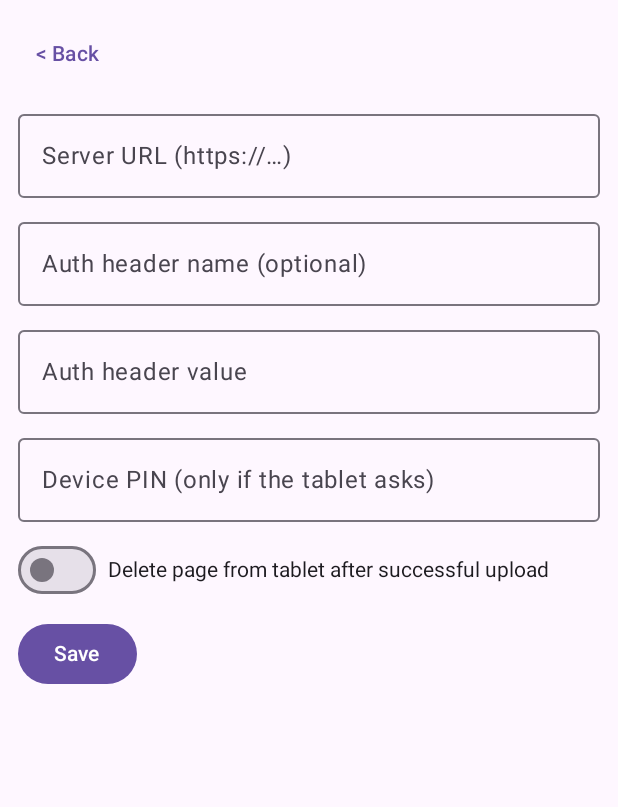
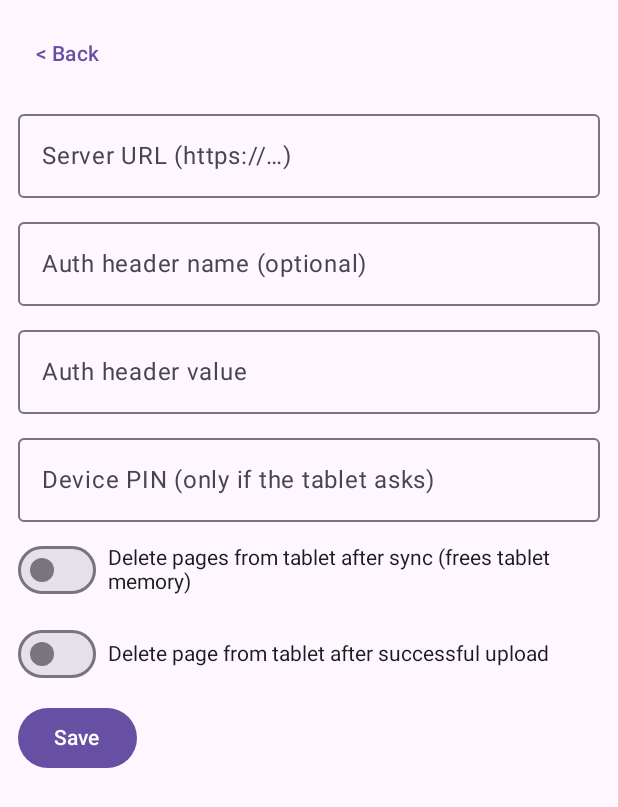
Before and after one commit to Reginleif88/huion-note-x10-ble, an Android app built with Jetpack Compose: the composable SettingsScreen shown on its own in the app's theme, after a tap on "Save", on a phone screen of 412 x 824 dp. Shown: the top 807 px of the screen. Run offline under Robolectric (Android 15) with nearby library versions, the phone set to English and light mode, and no system bars.

Commit message:
android: optional auto-delete of extracted pages from tablet after sync
New Settings toggle (default off): after a sync, delete exactly the COMPLETE pages
just extracted from the tablet's memory, highest index first, then end the session
so no stale index is reused. Incomplete pages are never deleted (tablet holds their
only full copy); phone copies are kept; a delete failure loses nothing since pages
are saved first. Complements the existing delete-after-upload option.

Claude-Session: https://claude.ai/code/session_01X7VdaVjAz6dXznE4LUBcu3

```diff
--- a/android/app/src/main/java/xyz/reginleif/hinotesync/settings/AppSettings.kt
+++ b/android/app/src/main/java/xyz/reginleif/hinotesync/settings/AppSettings.kt
@@ -23,4 +23,7 @@ class AppSettings(context: Context) {
     var deleteAfterUpload: Boolean
         get() = prefs.getBoolean("deleteAfterUpload", false)   // spec: default OFF
         set(v) = prefs.edit().putBoolean("deleteAfterUpload", v).apply()
+    var deleteAfterSync: Boolean
+        get() = prefs.getBoolean("deleteAfterSync", false)      // destructive: default OFF
+        set(v) = prefs.edit().putBoolean("deleteAfterSync", v).apply()
 }
--- a/android/app/src/main/java/xyz/reginleif/hinotesync/ui/MainActivity.kt
+++ b/android/app/src/main/java/xyz/reginleif/hinotesync/ui/MainActivity.kt
@@ -260,6 +260,7 @@ private fun SettingsScreen(onBack: () -> Unit) {
     var headerValue by remember { mutableStateOf(settings.headerValue) }
     var pin by remember { mutableStateOf(settings.pin) }
     var deleteAfterUpload by remember { mutableStateOf(settings.deleteAfterUpload) }
+    var deleteAfterSync by remember { mutableStateOf(settings.deleteAfterSync) }
     var urlError by remember { mutableStateOf<String?>(null) }
 
     Column(Modifier.fillMaxSize().padding(12.dp), verticalArrangement = Arrangement.spacedBy(8.dp)) {
@@ -274,6 +275,11 @@ private fun SettingsScreen(onBack: () -> Unit) {
             modifier = Modifier.fillMaxWidth(), singleLine = true)
         OutlinedTextField(pin, { pin = it }, label = { Text("Device PIN (only if the tablet asks)") },
             modifier = Modifier.fillMaxWidth(), singleLine = true)
+        Row(verticalAlignment = Alignment.CenterVertically) {
+            Switch(deleteAfterSync, { deleteAfterSync = it })
+            Spacer(Modifier.width(8.dp))
+            Text("Delete pages from tablet after sync (frees tablet memory)")
+        }
         Row(verticalAlignment = Alignment.CenterVertically) {
             Switch(deleteAfterUpload, { deleteAfterUpload = it })
             Spacer(Modifier.width(8.dp))
@@ -292,6 +298,7 @@ private fun SettingsScreen(onBack: () -> Unit) {
                 settings.headerValue = headerValue
                 settings.pin = pin.trim()
                 settings.deleteAfterUpload = deleteAfterUpload
+                settings.deleteAfterSync = deleteAfterSync
                 SyncRepository.notify("settings saved")
                 onBack()
             }
```
Also changed, not shown: android/app/src/main/java/xyz/reginleif/hinotesync/sync/SyncService.kt (+25 -2 lines).
